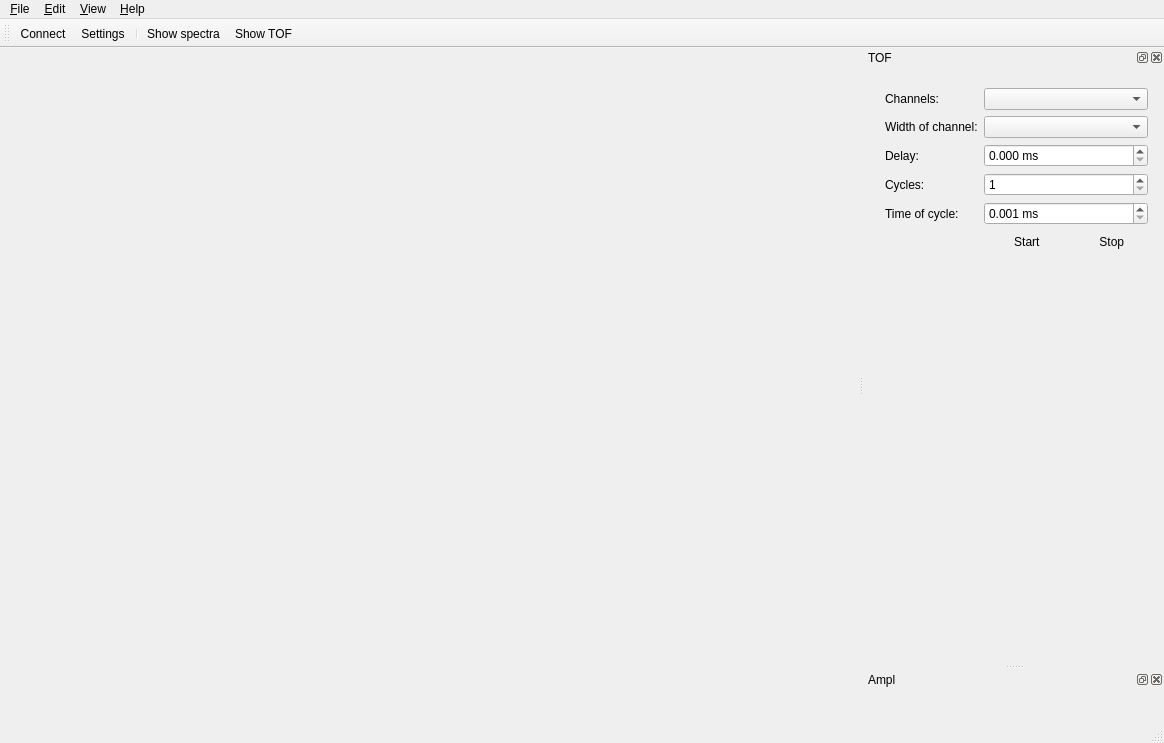
Before: the Qt Designer form ui/spectrometer-client/mainwindow.ui in tre3k/spectrometer, drawn with Qt 5.
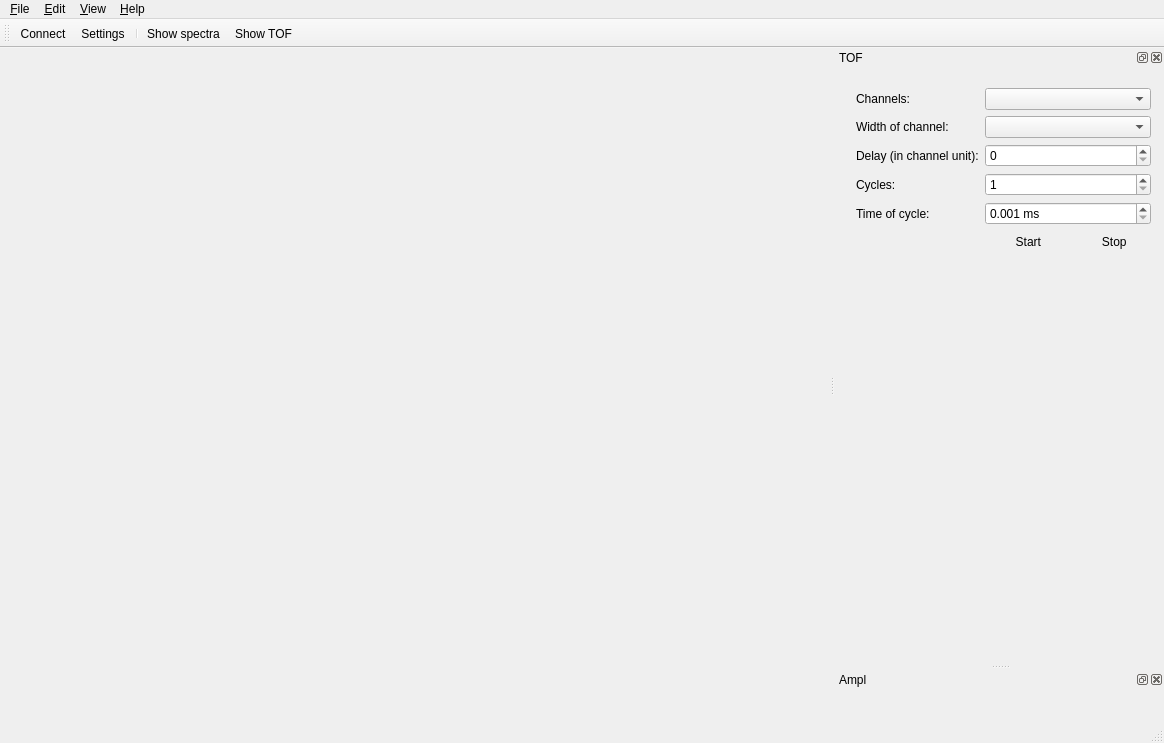
After: the same form once the commit is applied. Icons and pictures are not drawn.

```diff
--- a/ui/spectrometer-client/mainwindow.ui
+++ b/ui/spectrometer-client/mainwindow.ui
@@ -83,7 +83,7 @@
   <widget class="QDockWidget" name="dockWidgetTOF">
    <property name="minimumSize">
     <size>
-     <width>300</width>
+     <width>329</width>
      <height>230</height>
     </size>
    </property>
@@ -102,7 +102,7 @@
       <rect>
        <x>10</x>
        <y>10</y>
-       <width>285</width>
+       <width>317</width>
        <height>211</height>
       </rect>
      </property>
@@ -156,23 +156,7 @@
       <item row="2" column="0">
        <widget class="QLabel" name="label_5">
         <property name="text">
-         <string>Delay:</string>
-        </property>
-       </widget>
-      </item>
-      <item row="2" column="1">
-       <widget class="QDoubleSpinBox" name="doubleSpinBoxDelay">
-        <property name="suffix">
-         <string> ms</string>
-        </property>
-        <property name="decimals">
-         <number>3</number>
-        </property>
-        <property name="minimum">
-         <double>0.000000000000000</double>
-        </property>
-        <property name="value">
-         <double>0.000000000000000</double>
+         <string>Delay (in channel unit):</string>
         </property>
        </widget>
       </item>
@@ -246,6 +230,9 @@
         </item>
        </layout>
       </item>
+      <item row="2" column="1">
+       <widget class="QSpinBox" name="spinBoxDelay"/>
+      </item>
      </layout>
     </widget>
    </widget>
```
